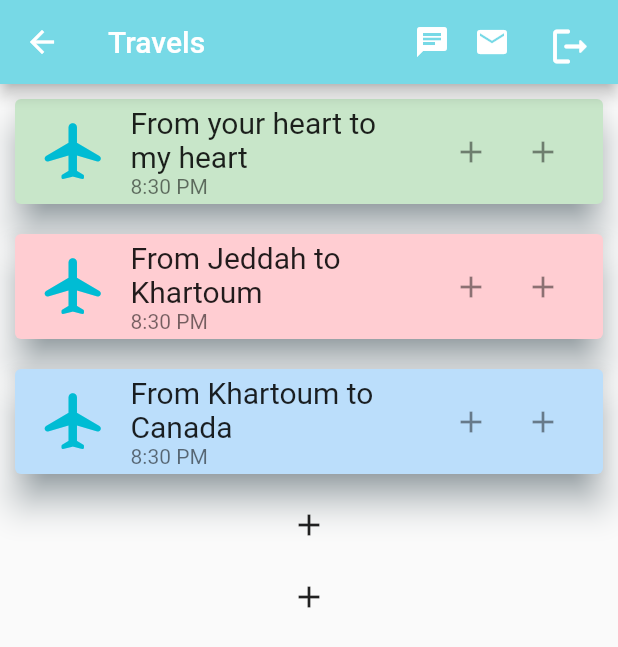
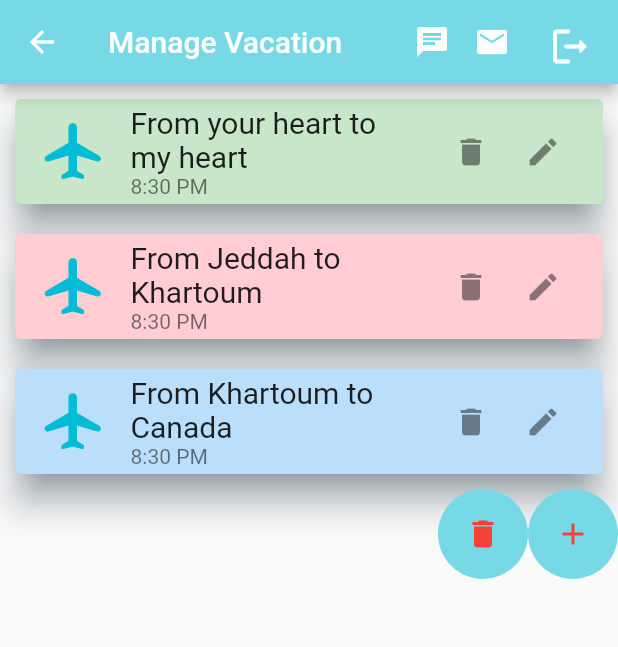
Before and after one commit to imany355/first_flutter_app, a Flutter app: the Admin screen opened directly, on a phone screen of 412 x 824 dp. Shown: the top 647 px of the screen. Run offline on Flutter 3.47's test engine with Material 2 defaults, Android fonts, the phone set to English and light mode, and no system bars; network calls fail.

Commit message:
edit in UI

```diff
--- a/lib/Admin.dart
+++ b/lib/Admin.dart
@@ -42,7 +42,7 @@ class AdminState extends State<Admin> {
               ),
             ),
           ],
-          title: Text("Travels")),
+          title: Text('Manage Vacation')),
       body: Column(
         mainAxisSize: MainAxisSize.min,
         // ignore: prefer_const_literals_to_create_immutables
@@ -65,13 +65,33 @@ class AdminState extends State<Admin> {
             icon: Icons.airplanemode_active_rounded,
             color: Colors.blue.shade100,
           ),
-          IconButton(
-            icon: Icon(Icons.add),
-            onPressed: () {},
-          ),
-          IconButton(
-            icon: Icon(Icons.add),
-            onPressed: () {},
+          Row(
+            mainAxisAlignment: MainAxisAlignment.end,
+            crossAxisAlignment: CrossAxisAlignment.end,
+            children: [
+              CircleAvatar(
+                radius: 30,
+                backgroundColor: Color(0xff77d9e6),
+                child: IconButton(
+                  icon: Icon(
+                    Icons.delete,
+                    color: Colors.red,
+                  ),
+                  onPressed: () {},
+                ),
+              ),
+              CircleAvatar(
+                radius: 30,
+                backgroundColor: Color(0xff77d9e6),
+                child: IconButton(
+                  icon: Icon(
+                    Icons.add,
+                    color: Colors.red,
+                  ),
+                  onPressed: () {},
+                ),
+              ),
+            ],
           ),
         ],
       ),
@@ -104,11 +124,11 @@ class FlightCard extends StatelessWidget {
           mainAxisSize: MainAxisSize.min,
           children: [
             IconButton(
-              icon: Icon(Icons.add),
+              icon: Icon(Icons.delete),
               onPressed: () {},
             ),
             IconButton(
-              icon: Icon(Icons.add),
+              icon: Icon(Icons.edit),
               onPressed: () {},
             ),
           ],
--- a/lib/main.dart
+++ b/lib/main.dart
@@ -151,7 +151,7 @@ class _MyStatefulWidgetState extends State<MyStatefulWidget> {
                       onPressed: () {
                         Navigator.of(context).push(
                           MaterialPageRoute(
-                            builder: (context) => Add(),
+                            builder: (context) => Admin(),
                           ),
                         );
                       },
```
Also changed, not shown: lib/addvacation.dart (+37 -15 lines).
